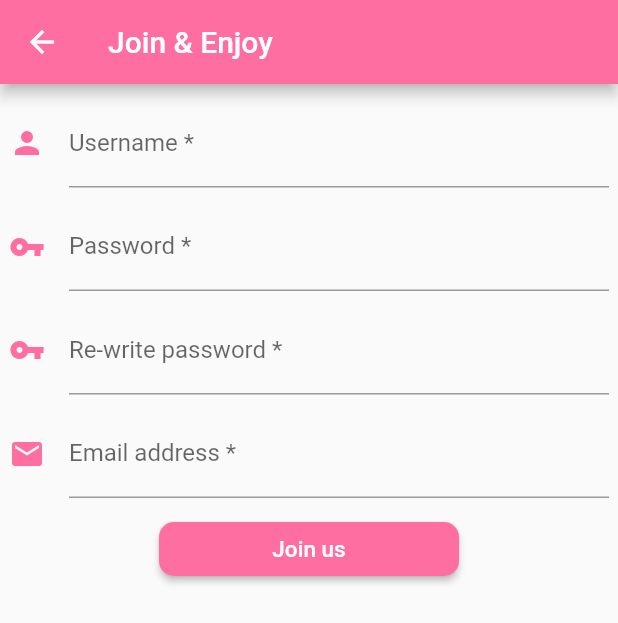
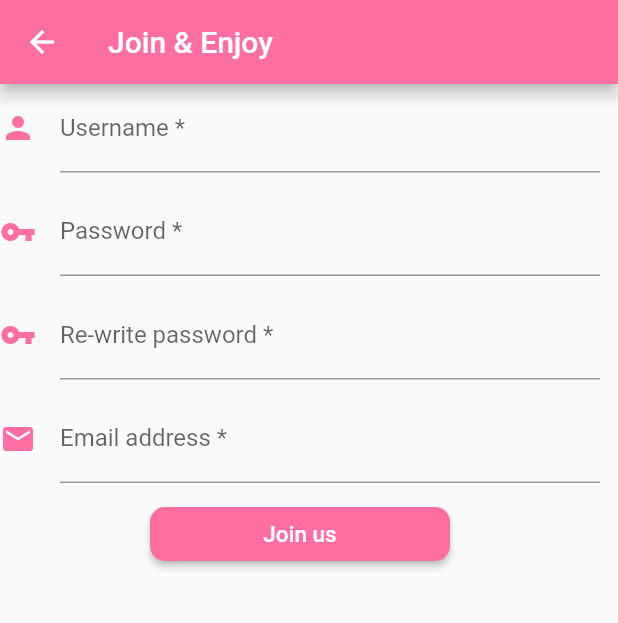
Before and after one commit to SomayaBegDev/login-maria, a Flutter app: the Registration screen opened directly, on a phone screen of 412 x 824 dp. Shown: the top 623 px of the screen. Run offline on Flutter 3.47's test engine with Material 2 defaults, Android fonts, the phone set to English and light mode, and no system bars; our stand-ins replace cached_network_image, cloud_firestore, firebase_auth, firebase_storage, image_picker, shared_preferences and 2 more; missing offline and left inert: dart:js; accounts and stored records are empty.

```diff
--- a/maria/lib/UI/Registration.dart
+++ b/maria/lib/UI/Registration.dart
@@ -1,3 +1,4 @@
+import 'package:flutter/cupertino.dart';
 import 'package:flutter/material.dart';
 import 'package:maria/Constant/ColorsAndTextStyle.dart';
 import 'package:maria/cpanel/model/User.dart';
@@ -25,12 +26,11 @@ class Registration extends StatelessWidget {
       ),
       body: Form(
         key: _formKey,
-        child: Center(
-          child: Column(children: <Widget>[
-            SizedBox(
-              height: 10,
-            ),
-            Container(
+        child: Column(
+            mainAxisAlignment: MainAxisAlignment.start,
+            children: <Widget>[
+              Flexible(
+                child: Container(
                   constraints: BoxConstraints(maxWidth: 400),
                   child: TextFormField(
                     validator: (usern) {
@@ -49,10 +49,12 @@ class Registration extends StatelessWidget {
                     ),
                   ),
                 ),
+              ),
               SizedBox(
                 height: 10,
               ),
-            Container(
+              Flexible(
+                child: Container(
                   constraints: BoxConstraints(maxWidth: 400),
                   child: TextFormField(
                     validator: (userp) {
@@ -70,10 +72,12 @@ class Registration extends StatelessWidget {
                     ),
                   ),
                 ),
+              ),
               SizedBox(
                 height: 10,
               ),
-            Container(
+              Flexible(
+                child: Container(
                   constraints: BoxConstraints(maxWidth: 400),
                   child: TextFormField(
                     validator: (userp) {
@@ -100,10 +104,12 @@ class Registration extends StatelessWidget {
                     ),
                   ),
                 ),
+              ),
               SizedBox(
                 height: 10,
               ),
-            Container(
+              Flexible(
+                child: Container(
                   constraints: BoxConstraints(maxWidth: 400),
                   child: TextFormField(
                     validator: (userE) {
@@ -124,10 +130,12 @@ class Registration extends StatelessWidget {
                     ),
                   ),
                 ),
+              ),
               SizedBox(
                 height: 10,
               ),
-            Container(
+              Flexible(
+                child: Container(
                   constraints: BoxConstraints(minWidth: 200),
                   child: RaisedButton(
                     shape: RoundedRectangleBorder(
@@ -141,14 +149,16 @@ class Registration extends StatelessWidget {
                           email.contains(('@'))) {
                         userProvider.addNewUser();
                         Navigator.of(context).push(MaterialPageRoute(
-                        builder: (context) => UserMainScreen(this.username)));
+                            builder: (context) =>
+                                UserMainScreen(this.username)));
                       } else {
                         showModalBottomSheet(
                             context: context,
                             builder: (_) => Container(
                                   child: Column(
                                     mainAxisAlignment: MainAxisAlignment.center,
-                                crossAxisAlignment: CrossAxisAlignment.center,
+                                    crossAxisAlignment:
+                                        CrossAxisAlignment.center,
                                     children: <Widget>[
                                       Text(
                                         "All feiled are requred",
@@ -175,8 +185,8 @@ class Registration extends StatelessWidget {
                     ),
                   ),
                 ),
+              )
             ]),
-        ),
       ),
     );
   }
--- a/maria/lib/cpanel/UI/widgets/AdminService.dart
+++ b/maria/lib/cpanel/UI/widgets/AdminService.dart
@@ -51,7 +51,7 @@ class AdminService extends StatelessWidget {
         child: ListTile(
           title: Text(service.name),
           subtitle: Text("Fee : ${service.fee}"),
-          trailing: IconButton(
+          /* trailing: IconButton(
             icon: Icon(
               Icons.edit,
               color: appBarColor,
@@ -107,7 +107,7 @@ class AdminService extends StatelessWidget {
                     );
                   });
             },
-          ),
+          ),*/
         ),
       ),
     );
--- a/maria/lib/cpanel/UI/widgets/AdminStaff.dart
+++ b/maria/lib/cpanel/UI/widgets/AdminStaff.dart
@@ -22,7 +22,7 @@ class AdminStaff extends StatelessWidget {
         child: ListTile(
           title: Text(staff.staffname),
           subtitle: Text(staff.email),
-          trailing: IconButton(
+          /* trailing: IconButton(
             icon: Icon(Icons.edit, color: appBarColor),
             onPressed: () {
               showModalBottomSheet(
@@ -79,7 +79,7 @@ class AdminStaff extends StatelessWidget {
                     );
                   });
             },
-          ),
+          ),*/
         ),
       ),
     );
```
Also changed, not shown: maria/lib/cpanel/UI/ShowBooking.dart (+9 -0 lines), maria/lib/cpanel/UI/widgets/AdminAd.dart (+5 -5 lines), maria/lib/user/UI/Booking.dart (+44 -36 lines), maria/lib/user/UI/MyService.dart (+42 -17 lines), maria/lib/user/UI/UserMainScreen.dart (+25 -3 lines). Lines whose indentation alone changed are shown as unchanged.
